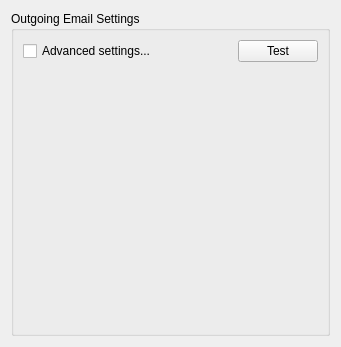
Above: client/src/ui/widgets/system_settings/smtp_settings_widget.ui from networkoptix/nx_open before the change. Below: the same form after it.
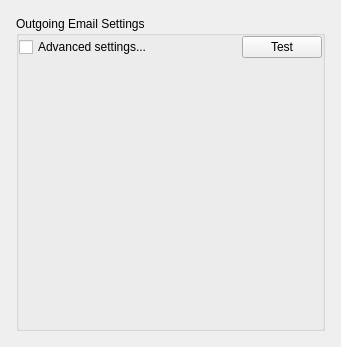
That is the form after the change.

Diff of the .ui file:
```diff
--- a/client/src/ui/widgets/system_settings/smtp_settings_widget.ui
+++ b/client/src/ui/widgets/system_settings/smtp_settings_widget.ui
@@ -14,12 +14,45 @@
    <string/>
   </property>
   <layout class="QVBoxLayout" name="verticalLayout_4">
+   <property name="spacing">
+    <number>16</number>
+   </property>
+   <property name="leftMargin">
+    <number>16</number>
+   </property>
+   <property name="topMargin">
+    <number>16</number>
+   </property>
+   <property name="rightMargin">
+    <number>16</number>
+   </property>
+   <property name="bottomMargin">
+    <number>16</number>
+   </property>
    <item>
     <widget class="QGroupBox" name="groupBox">
      <property name="title">
       <string>Outgoing Email Settings</string>
      </property>
+     <property name="flat">
+      <bool>true</bool>
+     </property>
      <layout class="QVBoxLayout" name="verticalLayout_3">
+      <property name="spacing">
+       <number>8</number>
+      </property>
+      <property name="leftMargin">
+       <number>0</number>
+      </property>
+      <property name="topMargin">
+       <number>0</number>
+      </property>
+      <property name="rightMargin">
+       <number>0</number>
+      </property>
+      <property name="bottomMargin">
+       <number>0</number>
+      </property>
       <item>
        <widget class="QWidget" name="controlsWidget" native="true">
         <layout class="QHBoxLayout" name="horizontalLayout_2">
```
